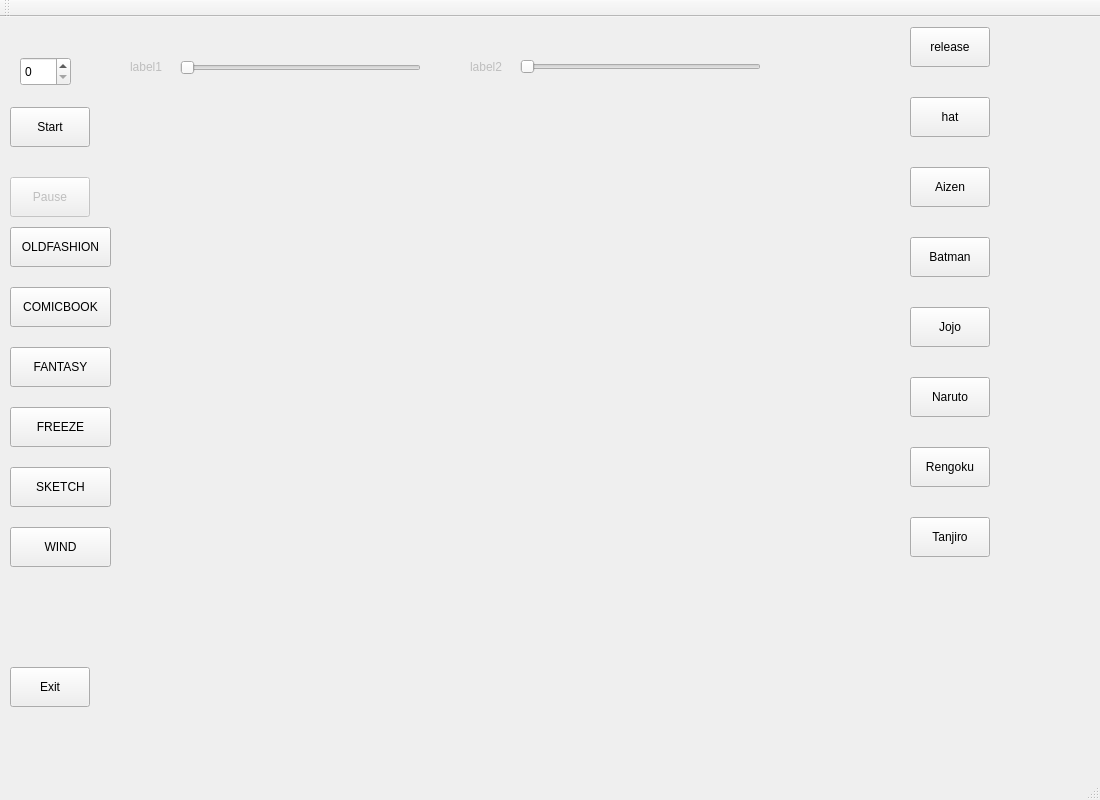
Qt form QtApplication/mainWindow.ui (RTEP-zero-to-one/FacialDecoration) before a commit.
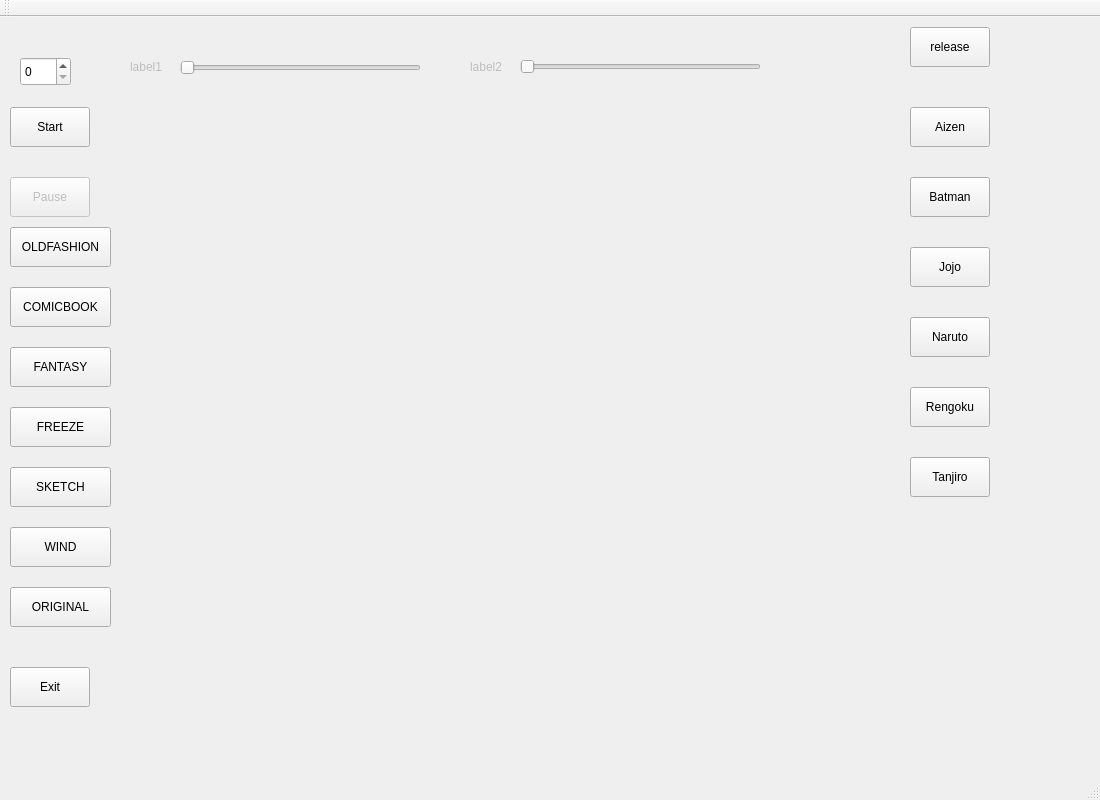
The same form after that commit.

Commit message: remove hat decoration and add remove all filters button

What changed in the file:
```diff
--- a/QtApplication/mainWindow.ui
+++ b/QtApplication/mainWindow.ui
@@ -65,25 +65,6 @@
      <set>Qt::AlignCenter</set>
     </property>
    </widget>
-   <widget class="QPushButton" name="hatDecoration">
-    <property name="enabled">
-     <bool>true</bool>
-    </property>
-    <property name="geometry">
-     <rect>
-      <x>910</x>
-      <y>80</y>
-      <width>80</width>
-      <height>40</height>
-     </rect>
-    </property>
-    <property name="text">
-     <string>hat</string>
-    </property>
-    <property name="checkable">
-     <bool>true</bool>
-    </property>
-   </widget>
    <widget class="QPushButton" name="quitButton">
     <property name="geometry">
      <rect>
@@ -107,7 +88,7 @@
     <property name="geometry">
      <rect>
       <x>910</x>
-      <y>150</y>
+      <y>90</y>
       <width>80</width>
       <height>40</height>
      </rect>
@@ -324,7 +305,7 @@
     <property name="geometry">
      <rect>
       <x>910</x>
-      <y>220</y>
+      <y>160</y>
       <width>80</width>
       <height>40</height>
      </rect>
@@ -343,7 +324,7 @@
     <property name="geometry">
      <rect>
       <x>910</x>
-      <y>290</y>
+      <y>230</y>
       <width>80</width>
       <height>40</height>
      </rect>
@@ -362,7 +343,7 @@
     <property name="geometry">
      <rect>
       <x>910</x>
-      <y>360</y>
+      <y>300</y>
       <width>80</width>
       <height>40</height>
      </rect>
@@ -381,7 +362,7 @@
     <property name="geometry">
      <rect>
       <x>910</x>
-      <y>430</y>
+      <y>370</y>
       <width>80</width>
       <height>40</height>
      </rect>
@@ -400,7 +381,7 @@
     <property name="geometry">
      <rect>
       <x>910</x>
-      <y>500</y>
+      <y>440</y>
       <width>80</width>
       <height>40</height>
      </rect>
@@ -412,6 +393,22 @@
      <bool>true</bool>
     </property>
    </widget>
+   <widget class="QPushButton" name="filter_ORIGINAL">
+    <property name="enabled">
+     <bool>true</bool>
+    </property>
+    <property name="geometry">
+     <rect>
+      <x>10</x>
+      <y>570</y>
+      <width>101</width>
+      <height>40</height>
+     </rect>
+    </property>
+    <property name="text">
+     <string>ORIGINAL</string>
+    </property>
+   </widget>
   </widget>
   <widget class="QMenuBar" name="menuBar">
    <property name="enabled">
```
The commit also changes 1 other file.
